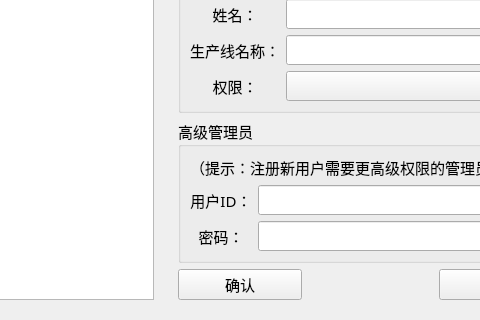
luanjianbing/GraduateDesignProject, file project/RegisterNewUserView.ui: the form before one commit; both pictures show x 117 to 597 and y 192 to 512 of the 700 by 512 pixel window.
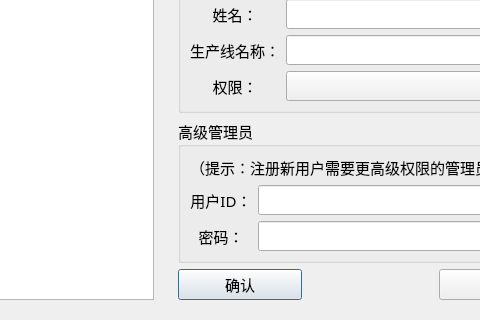
The form after the commit. Icons and pictures are not drawn.

Diff of the .ui file:
```diff
--- a/project/RegisterNewUserView.ui
+++ b/project/RegisterNewUserView.ui
@@ -220,6 +220,9 @@
         <property name="autoDefault">
          <bool>false</bool>
         </property>
+        <property name="default">
+         <bool>true</bool>
+        </property>
        </widget>
       </item>
       <item row="3" column="1">
```
